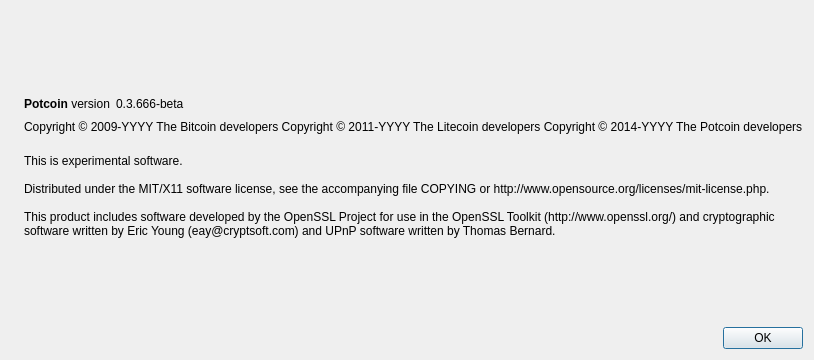
First picture: the form in src/qt/forms/aboutdialog.ui, repository potcoin/Potcoin, before the edit.
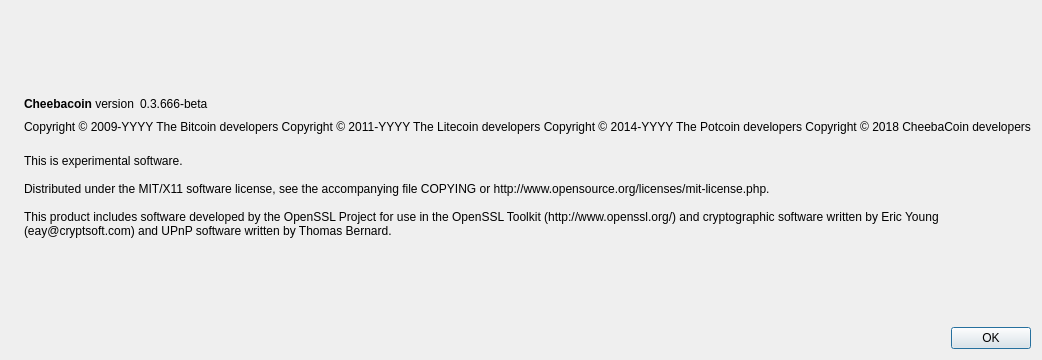
Second picture: the form after the edit. Icons and pictures are not drawn.

What changed in the file:
```diff
--- a/src/qt/forms/aboutdialog.ui
+++ b/src/qt/forms/aboutdialog.ui
@@ -50,7 +50,7 @@
           <cursorShape>IBeamCursor</cursorShape>
          </property>
          <property name="text">
-          <string>&lt;b&gt;Potcoin&lt;/b&gt; version</string>
+          <string>&lt;b&gt;Cheebacoin&lt;/b&gt; version</string>
          </property>
          <property name="textInteractionFlags">
           <set>Qt::LinksAccessibleByMouse|Qt::TextSelectableByKeyboard|Qt::TextSelectableByMouse</set>
@@ -93,7 +93,8 @@
        <property name="text">
         <string notr="true">Copyright &amp;copy; 2009-YYYY The Bitcoin developers
 Copyright &amp;copy; 2011-YYYY The Litecoin developers
-Copyright &amp;copy; 2014-YYYY The Potcoin developers</string>
+Copyright &amp;copy; 2014-YYYY The Potcoin developers
+Copyright &amp;copy; 2018 CheebaCoin developers</string>
        </property>
        <property name="textFormat">
         <enum>Qt::RichText</enum>
```
Left out of the diff: 2 changed lines with no effect on the pictures.
